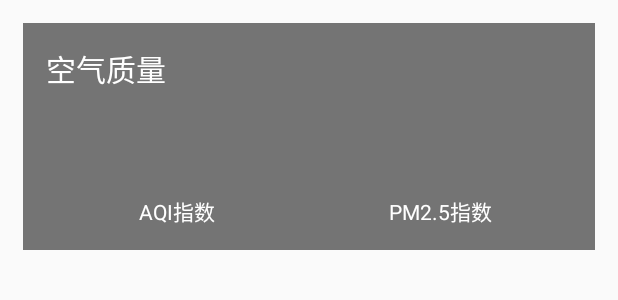
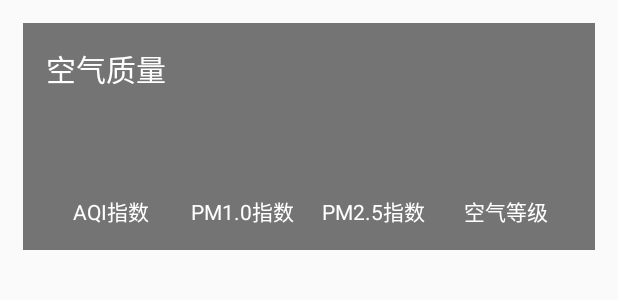
Before and after one commit to hxq825/coolweather2, an Android app: the layout aqi.xml on its own in the app's theme, with its tools: preview values and no code run, on a phone screen of 412 x 824 dp. Shown: the top 300 px of the screen. Run offline under Robolectric (Android 15) with nearby library versions, the phone set to English and light mode, and no system bars.

```diff
--- a/app/src/main/AndroidManifest.xml
+++ b/app/src/main/AndroidManifest.xml
@@ -8,7 +8,7 @@
     <application
         android:name="org.litepal.LitePalApplication"
         android:allowBackup="true"
-        android:icon="@mipmap/ic_launcher"
+        android:icon="@mipmap/jr1"
         android:label="@string/app_name"
         android:supportsRtl="true"
         android:theme="@style/AppTheme">
@@ -20,6 +20,8 @@
             </intent-filter>
         </activity>
         <activity android:name=".WeatherActivity"></activity>
+
+        <service android:name=".service.AutoUpdateService"/>
     </application>
 
 </manifest>
--- a/app/src/main/java/com/coolweather/android/WeatherActivity.java
+++ b/app/src/main/java/com/coolweather/android/WeatherActivity.java
@@ -52,6 +52,8 @@ public class WeatherActivity extends AppCompatActivity {
     private LinearLayout forecastLayout;
     private TextView aqiText;
     private TextView pm25Text;
+    private TextView aqipm10;
+    private TextView aqiqlty;
     private TextView comfortText;
     private TextView carWashText;
     private TextView sportText;
@@ -84,6 +86,8 @@ public class WeatherActivity extends AppCompatActivity {
         forecastLayout = (LinearLayout) findViewById(R.id.forecast_layout);
         aqiText = (TextView) findViewById(R.id.aqi_text);
         pm25Text = (TextView) findViewById(R.id.pm25_text);
+        aqipm10 = (TextView) findViewById(R.id.aqi_pm10);
+        aqiqlty = (TextView) findViewById(R.id.aqi_qlty);
         comfortText = (TextView) findViewById(R.id.comfort_text);
         carWashText = (TextView) findViewById(R.id.car_wash_text);
         sportText = (TextView) findViewById(R.id.sport_text);
@@ -217,6 +221,7 @@ public class WeatherActivity extends AppCompatActivity {
     private void showWeatherInfo(Weather weather){
 
         if (weather!=null&&"ok".equals(weather.status)){
+
     try {
     String cityName = weather.basic.cityName;
     String updateTime = weather.basic.update.updateTime.split(" ")[1];
@@ -227,9 +232,7 @@ public class WeatherActivity extends AppCompatActivity {
     degreeText.setText(degree);
     weatherInfoText.setText(weatherInfo);
     forecastLayout.removeAllViews();
-        }catch (Exception e){
-        e.printStackTrace();
-    }
+
 //加载显示未来的几天的天气预报部分，并加载了布局
         for (Forecast forecast:weather.mForecasts){
             //加载布局 添加到父类布局控件
@@ -249,10 +252,10 @@ public class WeatherActivity extends AppCompatActivity {
 
         if (weather.aqi!=null){
             aqiText.setText(weather.aqi.mCity.aqi);
+            aqipm10.setText(weather.aqi.mCity.pm10);
             pm25Text.setText(weather.aqi.mCity.pm25);
+            aqiqlty.setText(weather.aqi.mCity.qlty);
         }
-
-        try {
 
 
         String comfort ="舒适度："+weather.suggestion.mComfort.info;
@@ -262,6 +265,7 @@ public class WeatherActivity extends AppCompatActivity {
         carWashText.setText(carWash);
         sportText.setText(sport);
         weatherLayout.setVisibility(View.VISIBLE);
+
         }catch (Exception e){
             e.printStackTrace();
         }
--- a/app/src/main/java/com/coolweather/android/gson/AQI.java
+++ b/app/src/main/java/com/coolweather/android/gson/AQI.java
@@ -1,4 +1,6 @@
 package com.coolweather.android.gson;
+
+import com.google.gson.annotations.SerializedName;
 
 /**
  * Created by User on 2017/2/21.
@@ -15,11 +17,15 @@ package com.coolweather.android.gson;
 
 public class AQI {
 
+    @SerializedName("city")
     public AQICity mCity;
 
     public class AQICity{
         public String aqi;
+        public String pm10;
         public String pm25;
+        public String qlty;
+
 
     }
 
--- a/app/src/main/res/layout/aqi.xml
+++ b/app/src/main/res/layout/aqi.xml
@@ -48,7 +48,32 @@
 
             </LinearLayout>
         </RelativeLayout>
+        <RelativeLayout
+            android:layout_width="0dp"
+            android:layout_height="match_parent"
+            android:layout_weight="1">
+            <LinearLayout
+                android:layout_width="match_parent"
+                android:layout_height="wrap_content"
+                android:orientation="vertical"
+                android:layout_centerInParent="true">
+                <TextView
+                    android:id="@+id/aqi_pm10"
+                    android:layout_width="wrap_content"
+                    android:layout_height="wrap_content"
+                    android:layout_gravity="center"
+                    android:textColor="#fff"
+                    android:textSize="40sp"/>
 
+                <TextView
+                    android:layout_width="wrap_content"
+                    android:layout_height="wrap_content"
+                    android:layout_gravity="center"
+                    android:text="PM1.0指数"
+                    android:textColor="#fff"/>
+
+            </LinearLayout>
+        </RelativeLayout>
         <RelativeLayout
             android:layout_width="0dp"
             android:layout_height="match_parent"
@@ -75,6 +100,33 @@
 
         </RelativeLayout>
 
+        <RelativeLayout
+            android:layout_width="0dp"
+            android:layout_height="match_parent"
+            android:layout_weight="1">
+            <LinearLayout
+                android:layout_width="match_parent"
+                android:layout_height="wrap_content"
+                android:orientation="vertical"
+                android:layout_centerInParent="true">
+                <TextView
+                    android:id="@+id/aqi_qlty"
+                    android:layout_width="wrap_content"
+                    android:layout_height="wrap_content"
+                    android:layout_gravity="center"
+                    android:textColor="#fff"
+                    android:textSize="40sp"/>
+
+                <TextView
+                    android:layout_width="wrap_content"
+                    android:layout_height="wrap_content"
+                    android:layout_gravity="center"
+                    android:text="空气等级"
+                    android:textColor="#fff"/>
+
+            </LinearLayout>
+        </RelativeLayout>
+
     </LinearLayout>
 
 
```
Also changed, not shown: app/src/main/res/mipmap-hdpi/jr1.png (added), app/src/main/res/mipmap-mdpi/jr1.png (added), app/src/main/res/mipmap-xhdpi/jr1.png (added), app/src/main/res/mipmap-xxhdpi/jr1.png (added).
